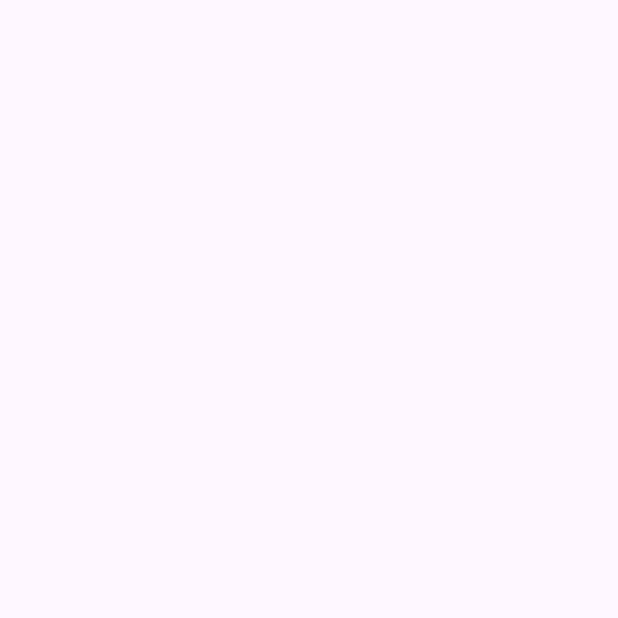
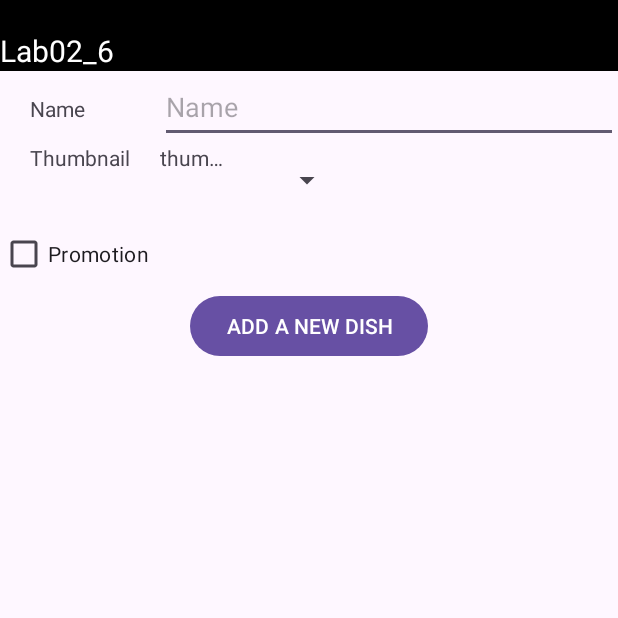
Before and after one commit to DatNguyenPT/UIT-Android-Lab1, an Android app: the screen it shows after launch (MainActivity), on a phone screen of 412 x 824 dp, the top half of it. Before the commit the part shown is empty. Run offline under Robolectric (Android 15) with nearby library versions, the phone set to English and light mode, and no system bars.

Commit message:
Ex 5 50%

```diff
--- /dev/null
+++ b/Lab2/app/src/main/java/com/example/myapplication/EX5Package/EX5.java
@@ -0,0 +1,100 @@
+package com.example.myapplication.EX5Package;
+
+import android.app.Activity;
+import android.view.View;
+import android.widget.Button;
+import android.widget.CheckBox;
+import android.widget.EditText;
+import android.widget.GridView;
+import android.widget.ImageView;
+import android.widget.Spinner;
+import android.widget.TextView;
+import androidx.appcompat.app.AlertDialog;
+import com.example.myapplication.R;
+
+import java.util.ArrayList;
+import java.util.List;
+
+public class EX5 {
+    private List<food> foodList = new ArrayList<>();
+    private List<Thumbnail>thumbnailList = new ArrayList<>();
+
+    public void execute(GridView gridView, Spinner spinner, Button addButton, EditText nameInput, Activity activity) {
+        setupAdapter(spinner, gridView, activity);
+        addNewFood(addButton, nameInput, activity);
+    }
+
+    private void setupAdapter(Spinner spinner, GridView gridView, Activity activity) {
+        thumbnailList.add(Thumbnail.THUMBNAIL_1);
+        thumbnailList.add(Thumbnail.THUMBNAIL_2);
+        thumbnailList.add(Thumbnail.THUMBNAIL_3);
+        thumbnailList.add(Thumbnail.THUMBNAIL_4);
+        spinnerAdapter sAdapter = new spinnerAdapter(activity, 0, thumbnailList);
+        spinner.setAdapter(sAdapter);
+        sAdapter.notifyDataSetChanged();
+        gridViewAdapter gAdapter = new gridViewAdapter(activity, 0, foodList);
+        gridView.setAdapter(gAdapter);
+    }
+    public void addNewFood(Button addButton, EditText nameInput, Activity activity) {
+        CheckBox checkBox = activity.findViewById(R.id.isPromotion);
+        addButton.setOnClickListener(new View.OnClickListener() {
+            @Override
+            public void onClick(View v) {
+                String name = nameInput.getText().toString().trim();
+                TextView des = activity.findViewById(R.id.description);
+                ImageView star = activity.findViewById(R.id.promotionStarCheck);
+                star.setImageResource(R.drawable.star);
+                if (!name.isEmpty()) {
+                    food newFood = new food();
+                    newFood.setName(name);
+                    if (checkBox.isChecked()) {
+                        star.setVisibility(View.VISIBLE);
+                        newFood.setPromotion(true);
+                    } else {
+                        star.setVisibility(View.INVISIBLE);
+                        newFood.setPromotion(false);
+                    }
+                    des.setText(name);
+                    newFood.setImage(R.drawable.star);
+                    foodList.add(newFood);
+                    Spinner spinner = activity.findViewById(R.id.spinner_thumbnail);
+                    spinnerAdapter sAdapter = (spinnerAdapter) spinner.getAdapter();
+                    if (sAdapter != null) {
+                        sAdapter.notifyDataSetChanged();
+                    }
+                    GridView gridView = activity.findViewById(R.id.foodList);
+                    gridViewAdapter gAdapter = (gridViewAdapter) gridView.getAdapter();
+                    if (gAdapter == null) {
+                        gAdapter = new gridViewAdapter(activity, R.layout.item_gridview, foodList);
+                        gridView.setAdapter(gAdapter);
+                    }
+                    if (check(newFood, foodList)) {
+                        new AlertDialog.Builder(activity)
+                                .setMessage("Món ăn này đã tồn tại")
+                                .setTitle("Trùng món ăn")
+                                .setPositiveButton("OK", null)
+                                .show();
+                    } else {
+                        gAdapter.add(newFood);
+                        gAdapter.notifyDataSetChanged();
+                    }
+                } else {
+                    new AlertDialog.Builder(activity)
+                            .setMessage("Chưa điền tên món ăn")
+                            .setTitle("Tên món ăn chưa thỏa")
+                            .setPositiveButton("Nhập", null)
+                            .show();
+                }
+            }
+        });
+    }
+
+
+    private boolean check(food newFood, List<food> foodList) {
+        for (food s : foodList) {
+            if (s.getName().equals(newFood.getName()))
+                return true;
+        }
+        return false;
+    }
+}
--- /dev/null
+++ b/Lab2/app/src/main/java/com/example/myapplication/EX5Package/Thumbnail.java
@@ -0,0 +1,25 @@
+package com.example.myapplication.EX5Package;
+
+import com.example.myapplication.R;
+
+public enum Thumbnail {
+    THUMBNAIL_1("thumbnail 1", R.drawable.thumbnail1),
+    THUMBNAIL_2("thumbnail 2", R.drawable.thumbnail2),
+    THUMBNAIL_3("thumbnail 3", R.drawable.thumbnail3),
+    THUMBNAIL_4("thumbnail 4", R.drawable.thumbnail4);
+    private String name;
+    private int img;
+
+    Thumbnail(String name, int img) {
+        this.name = name;
+        this.img = img;
+    }
+
+    public String getName() {
+        return name;
+    }
+
+    public int getImg() {
+        return img;
+    }
+}
--- /dev/null
+++ b/Lab2/app/src/main/java/com/example/myapplication/EX5Package/gridViewAdapter.java
@@ -0,0 +1,43 @@
+package com.example.myapplication.EX5Package;
+
+import android.app.Activity;
+import android.content.res.Resources;
+import android.graphics.drawable.Drawable;
+import android.view.LayoutInflater;
+import android.view.View;
+import android.view.ViewGroup;
+import android.widget.ArrayAdapter;
+import android.widget.ImageView;
+import android.widget.TextView;
+import com.example.myapplication.R;
+
+import java.util.ArrayList;
+import java.util.List;
+
+public class gridViewAdapter extends ArrayAdapter<food> {
+    private Activity context;
+    List<food> foodList = new ArrayList<>();
+    public gridViewAdapter(Activity context, int layoutID, List<food> objects) {
+        super(context, layoutID, objects);
+        this.context = context;
+    }
+    @Override
+    public View getView(final int position, View convertView, ViewGroup parent) {
+        if (convertView == null) {
+            convertView = LayoutInflater.from(context).inflate(R.layout.item_gridview, null, false);
+        }
+
+        food f = getItem(position);
+        TextView description = convertView.findViewById(R.id.description);
+        ImageView foodImg = convertView.findViewById(R.id.img);
+
+        if (f != null) {
+            description.setText(f.getName());
+            Resources res = context.getResources();
+            int resId = f.getImage();
+            Drawable drawable = res.getDrawable(resId);
+            foodImg.setImageDrawable(drawable);
+        }
+        return convertView;
+    }
+}
--- /dev/null
+++ b/Lab2/app/src/main/java/com/example/myapplication/EX5Package/spinnerAdapter.java
@@ -0,0 +1,57 @@
+package com.example.myapplication.EX5Package;
+
+import android.app.Activity;
+import android.content.res.Resources;
+import android.graphics.drawable.Drawable;
+import android.view.LayoutInflater;
+import android.view.View;
+import android.view.ViewGroup;
+import android.widget.ArrayAdapter;
+import android.widget.ImageView;
+import android.widget.TextView;
+
+import androidx.annotation.NonNull;
+import androidx.annotation.Nullable;
+
+import com.example.myapplication.R;
+
+import java.util.List;
+
+public class spinnerAdapter extends ArrayAdapter<Thumbnail> {
+    private Activity context;
+    private int id;
+
+    public spinnerAdapter(Activity context, int layoutID, List<Thumbnail> objects) {
+        super(context, layoutID, objects);
+        this.context = context;
+    }
+
+    @Override
+    public View getDropDownView(int position, @Nullable View convertView, @NonNull ViewGroup parent) {
+        return super.getDropDownView(position, convertView, parent);
+    }
+
+    @Override
+    public View getView(final int position, View convertView, ViewGroup parent) {
+        if (convertView == null) {
+            convertView = LayoutInflater.from(context).inflate(R.layout.item_spinner, null, false);
+        }
+
+        Thumbnail thumbnail = getItem(position);
+        TextView thumbnailOrder = convertView.findViewById(R.id.thumbnailOrder);
+        ImageView foodImage = convertView.findViewById(R.id.foodImage);
+
+        if (thumbnail != null) {
+            thumbnailOrder.setText(thumbnail.getName());
+            Resources res = context.getResources();
+            int resId = thumbnail.getImg();
+            Drawable drawable = res.getDrawable(resId);
+            foodImage.setImageDrawable(drawable);
+        }
+        id = position;
+        return convertView;
+    }
+    public int getId(){
+        return this.id;
+    }
+}
--- a/Lab2/app/src/main/java/com/example/myapplication/MainActivity.java
+++ b/Lab2/app/src/main/java/com/example/myapplication/MainActivity.java
@@ -4,10 +4,13 @@ import androidx.appcompat.app.AppCompatActivity;
 import android.os.Bundle;
 import android.widget.Button;
 import android.widget.EditText;
+import android.widget.GridView;
 import android.widget.ListView;
+import android.widget.Spinner;
+import android.widget.TextView;
 
-import com.example.myapplication.EX3Package.EX3;
 import com.example.myapplication.EX4Package.EX4;
+import com.example.myapplication.EX5Package.EX5;
 
 
 public class MainActivity extends AppCompatActivity {
@@ -33,6 +36,14 @@ public class MainActivity extends AppCompatActivity {
         EditText idInput = findViewById(R.id.ex4EmployeeIDInput);
         EX4 ex4 = new EX4();
         ex4.execute(listView, addButton, nameInput, idInput, this);*/
+
+        setContentView(R.layout.ex5);
+        GridView gridView = findViewById(R.id.foodList);
+        Spinner spinner = findViewById(R.id.spinner_thumbnail);
+        Button addButton = findViewById(R.id.addFoodButton);
+        EditText nameInput = findViewById(R.id.foodNameInput);
+        EX5 ex5 = new EX5();
+        ex5.execute(gridView, spinner, addButton, nameInput, this);
     }
 
 
--- a/Lab2/app/src/main/res/layout/ex5.xml
+++ b/Lab2/app/src/main/res/layout/ex5.xml
@@ -72,12 +72,14 @@
                 </TableRow>
             </TableLayout>
             <CheckBox
+                android:id="@+id/isPromotion"
                 android:layout_width="wrap_content"
                 android:layout_height="wrap_content"
                 app:layout_constraintLeft_toRightOf="parent"
                 android:text="Promotion">
             </CheckBox>
             <Button
+                android:id="@+id/addFoodButton"
                 android:layout_width="wrap_content"
                 android:layout_height="wrap_content"
                 app:layout_constraintStart_toStartOf="parent"
@@ -88,6 +90,7 @@
             </Button>
         </LinearLayout>
         <GridView
+            android:id="@+id/foodList"
             android:layout_width="match_parent"
             android:layout_height="0dp"
             android:numColumns="2"
--- /dev/null
+++ b/Lab2/app/src/main/res/layout/item_spinner.xml
@@ -0,0 +1,29 @@
+<!-- list_item_layout.xml -->
+<LinearLayout xmlns:android="http://schemas.android.com/apk/res/android"
+    android:id="@+id/ll_spinnerParent"
+    android:layout_width="match_parent"
+    android:layout_height="match_parent"
+    android:orientation="horizontal">
+    <LinearLayout
+        android:layout_width="match_parent"
+        android:layout_height="50dp"
+        android:orientation="horizontal"
+        android:weightSum="3">
+        <TextView
+            android:id="@+id/thumbnailOrder"
+            android:layout_width="0dp"
+            android:layout_height="match_parent"
+            android:layout_gravity="center_vertical"
+            android:layout_weight="2"
+            android:ellipsize="end"
+            android:singleLine="true" />
+        <ImageView
+            android:id="@+id/foodImage"
+            android:layout_width="50dp"
+            android:layout_weight="1"
+            android:layout_height="50dp"
+            android:scaleType="centerCrop"
+            android:src="@drawable/ic_manager"
+            android:visibility="gone"/>
+    </LinearLayout>
+</LinearLayout>
```
Also changed, not shown: Lab2/app/src/main/java/com/example/myapplication/EX5Package/food.java (added, +38 -0 lines), Lab2/app/src/main/res/layout/item_gridview.xml (added, +45 -0 lines), Lab2/app/src/main/res/drawable/star.png (added), Lab2/app/src/main/res/drawable/thumbnail2.png (added), Lab2/app/src/main/res/drawable/thumbnail3.png (added), Lab2/app/src/main/res/drawable/thumbnail4.png (added), 1 other file.
